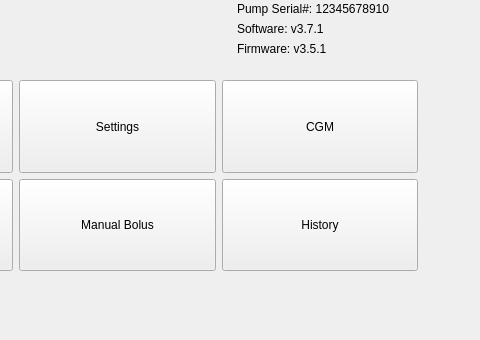
First picture: the form in app/HomePage.ui, repository JunYYZ/comp3004, before the edit; both pictures show x 293 to 773 and y 0 to 340 of the 773 by 340 pixel window.
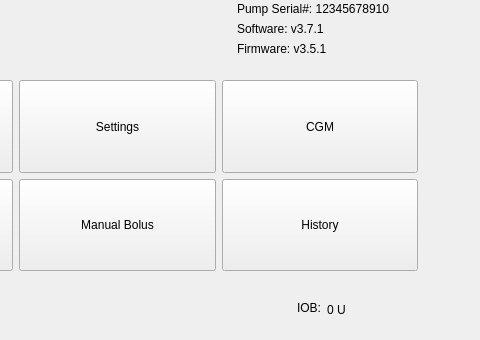
Second picture: the form after the edit.

The edit to the form file:
```diff
--- a/app/HomePage.ui
+++ b/app/HomePage.ui
@@ -163,6 +163,32 @@
     <string>Firmware: v3.5.1</string>
    </property>
   </widget>
+  <widget class="QLabel" name="lblIOB">
+   <property name="geometry">
+    <rect>
+     <x>620</x>
+     <y>300</y>
+     <width>141</width>
+     <height>20</height>
+    </rect>
+   </property>
+   <property name="text">
+    <string>0 U</string>
+   </property>
+  </widget>
+  <widget class="QLabel" name="label">
+   <property name="geometry">
+    <rect>
+     <x>590</x>
+     <y>300</y>
+     <width>31</width>
+     <height>16</height>
+    </rect>
+   </property>
+   <property name="text">
+    <string>IOB:</string>
+   </property>
+  </widget>
  </widget>
  <resources/>
  <connections/>
```
